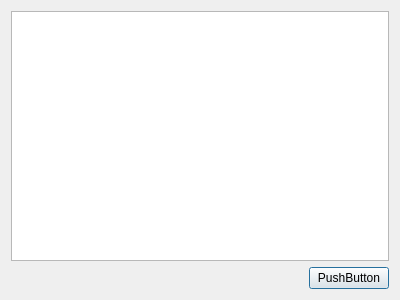
Above: Lave_Maker/dataTableDialog/datatabledialog.ui from Jerma066/Marker before the change. Below: the same form after it.
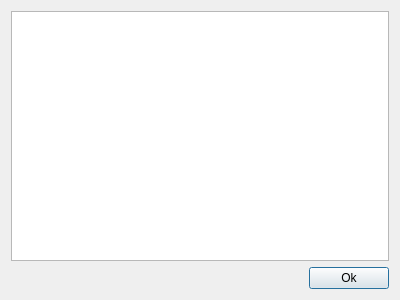
That is the form after the change.

Commit message: Интерфейс по работе со считанными данными: первые шаги.

```diff
--- a/Lave_Maker/dataTableDialog/datatabledialog.ui
+++ b/Lave_Maker/dataTableDialog/datatabledialog.ui
@@ -17,7 +17,7 @@
    <item row="1" column="1">
     <widget class="QPushButton" name="okButton">
      <property name="text">
-      <string>PushButton</string>
+      <string>Ok</string>
      </property>
     </widget>
    </item>
```
The commit also changes 4 other files.
